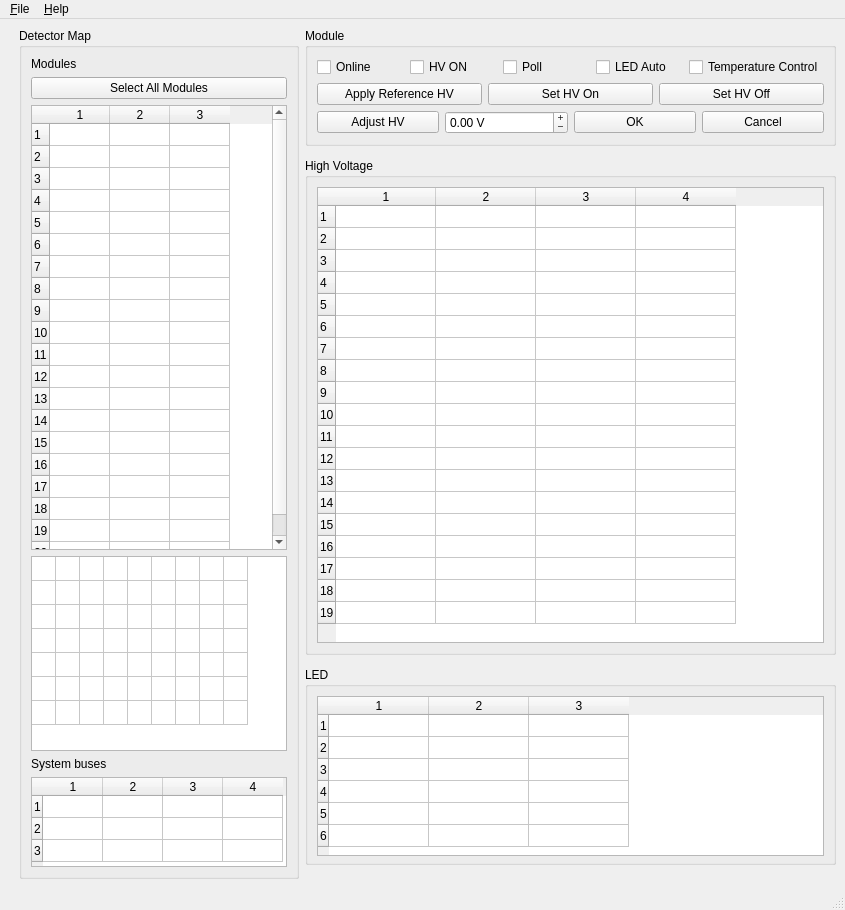
Qt form main.ui (sultanmusin/pyslow) before a commit.
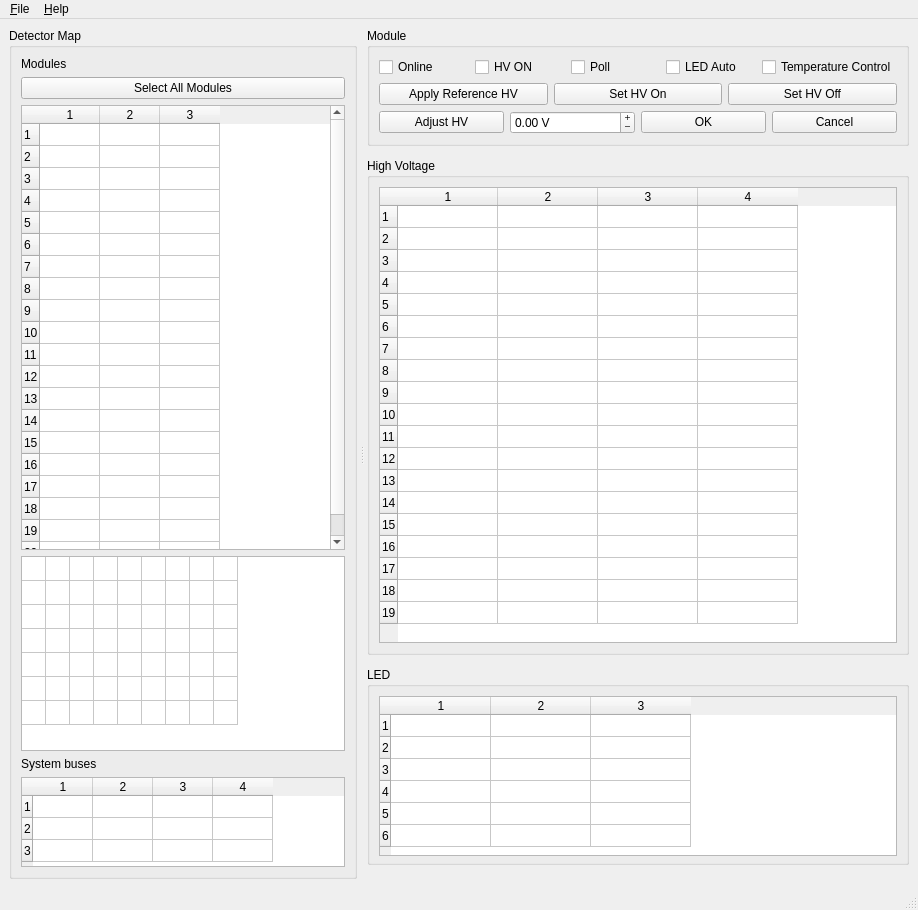
The same form after that commit.

```diff
--- a/main.ui
+++ b/main.ui
@@ -6,7 +6,7 @@
    <rect>
     <x>0</x>
     <y>0</y>
-    <width>845</width>
+    <width>918</width>
     <height>910</height>
    </rect>
   </property>
@@ -27,7 +27,7 @@
   </property>
   <widget class="QWidget" name="centralwidget">
    <property name="sizePolicy">
-    <sizepolicy hsizetype="Maximum" vsizetype="Maximum">
+    <sizepolicy hsizetype="Expanding" vsizetype="Expanding">
      <horstretch>1</horstretch>
      <verstretch>1</verstretch>
     </sizepolicy>
@@ -44,27 +44,27 @@
      <height>16777215</height>
     </size>
    </property>
-   <layout class="QHBoxLayout" name="horizontalLayout_2">
+   <layout class="QVBoxLayout" name="verticalLayout_14">
     <item>
-     <spacer name="horizontalSpacer">
+     <widget class="QSplitter" name="splitter">
+      <property name="sizePolicy">
+       <sizepolicy hsizetype="MinimumExpanding" vsizetype="Expanding">
+        <horstretch>0</horstretch>
+        <verstretch>0</verstretch>
+       </sizepolicy>
+      </property>
       <property name="orientation">
        <enum>Qt::Horizontal</enum>
       </property>
-      <property name="sizeType">
-       <enum>QSizePolicy::Fixed</enum>
+      <property name="handleWidth">
+       <number>10</number>
       </property>
-      <property name="sizeHint" stdset="0">
-       <size>
-        <width>10</width>
-        <height>20</height>
-       </size>
+      <property name="childrenCollapsible">
+       <bool>false</bool>
       </property>
-     </spacer>
-    </item>
-    <item>
      <widget class="QGroupBox" name="groupBox">
       <property name="sizePolicy">
-       <sizepolicy hsizetype="Fixed" vsizetype="MinimumExpanding">
+        <sizepolicy hsizetype="Expanding" vsizetype="Expanding">
         <horstretch>0</horstretch>
         <verstretch>1</verstretch>
        </sizepolicy>
@@ -95,6 +95,9 @@
            <verstretch>10</verstretch>
           </sizepolicy>
          </property>
+          <property name="sizeAdjustPolicy">
+           <enum>QAbstractScrollArea::AdjustToContents</enum>
+          </property>
          <property name="editTriggers">
           <set>QAbstractItemView::NoEditTriggers</set>
          </property>
@@ -151,7 +154,7 @@
          </property>
          <property name="minimumSize">
           <size>
-           <width>0</width>
+            <width>280</width>
            <height>195</height>
           </size>
          </property>
@@ -228,6 +231,9 @@
            <height>90</height>
           </size>
          </property>
+          <property name="sizeAdjustPolicy">
+           <enum>QAbstractScrollArea::AdjustToContents</enum>
+          </property>
          <property name="editTriggers">
           <set>QAbstractItemView::NoEditTriggers</set>
          </property>
@@ -260,11 +266,9 @@
        </item>
       </layout>
      </widget>
-    </item>
-    <item>
      <widget class="QFrame" name="rightFrame">
       <property name="sizePolicy">
-       <sizepolicy hsizetype="Preferred" vsizetype="MinimumExpanding">
+        <sizepolicy hsizetype="MinimumExpanding" vsizetype="MinimumExpanding">
         <horstretch>0</horstretch>
         <verstretch>0</verstretch>
        </sizepolicy>
@@ -589,6 +593,7 @@
        </item>
       </layout>
      </widget>
+     </widget>
     </item>
    </layout>
   </widget>
@@ -597,7 +602,7 @@
     <rect>
      <x>0</x>
      <y>0</y>
-     <width>845</width>
+     <width>918</width>
      <height>20</height>
     </rect>
    </property>
```
Lines whose indentation alone changed are shown as unchanged.
